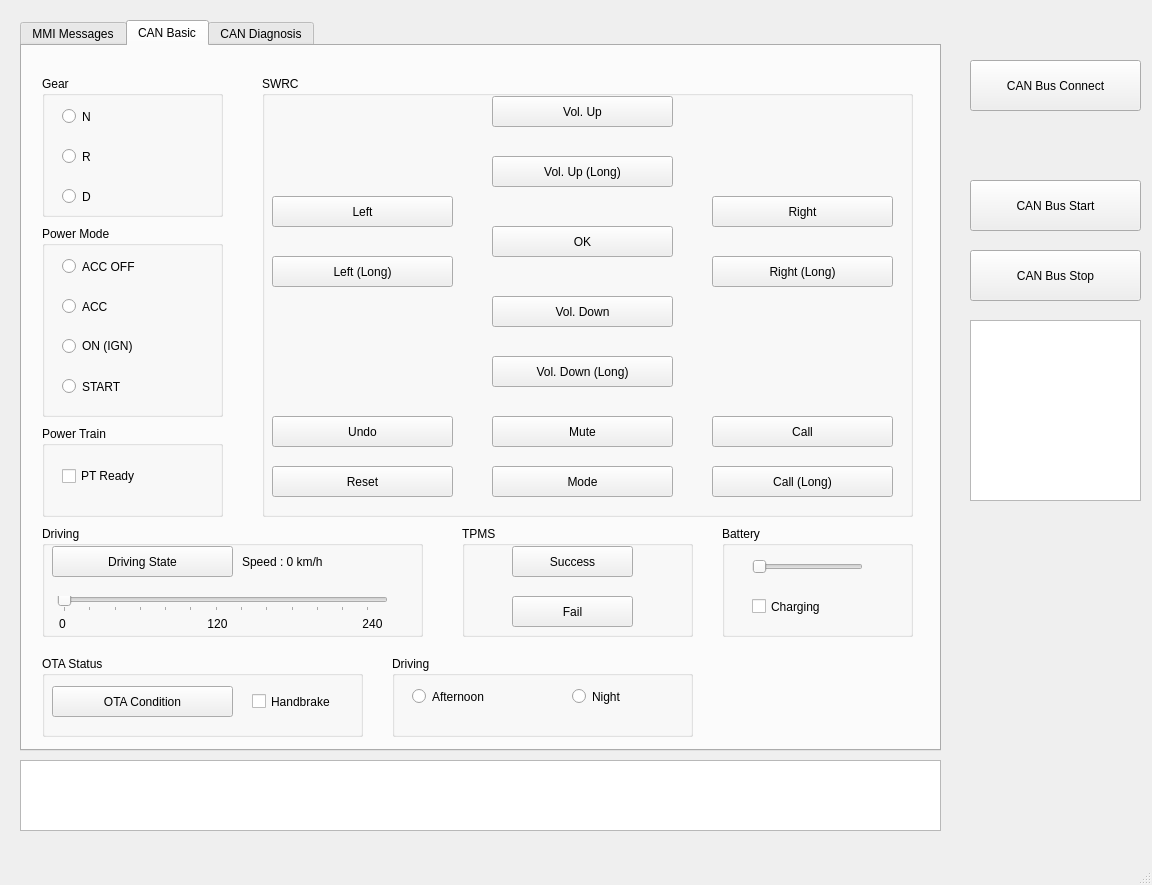
Before: the Qt Designer form untitled.ui in AndrewKim330/can_drimaes, drawn with Qt 5.
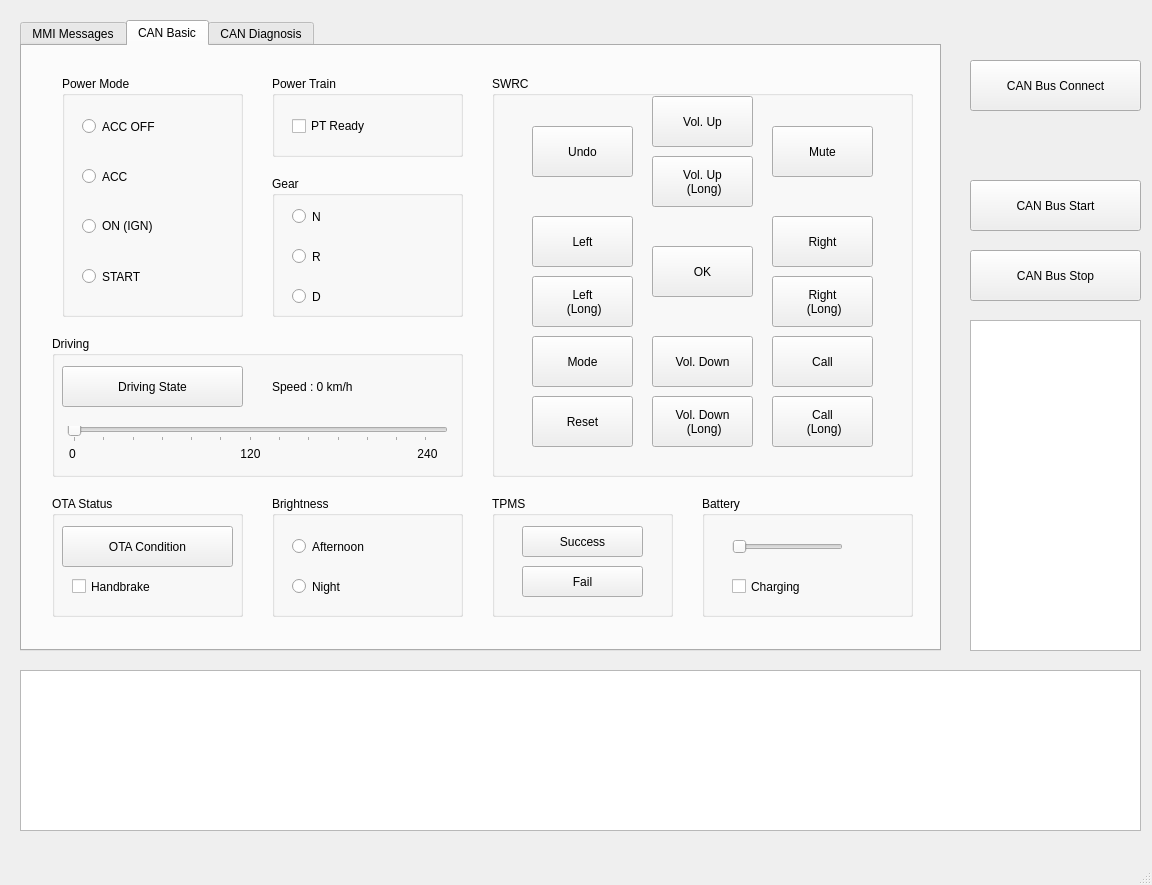
After: the same form once the commit is applied.

Commit message: Feat : Modify power node to BCM stateupdate node

Patch:
```diff
--- a/untitled.ui
+++ b/untitled.ui
@@ -20,7 +20,7 @@
       <x>20</x>
       <y>20</y>
       <width>921</width>
-      <height>731</height>
+      <height>631</height>
      </rect>
     </property>
     <property name="currentIndex">
@@ -326,9 +326,9 @@
      <widget class="QGroupBox" name="gear_group">
       <property name="geometry">
        <rect>
-        <x>20</x>
-        <y>30</y>
-        <width>181</width>
+        <x>250</x>
+        <y>130</y>
+        <width>191</width>
         <height>141</height>
        </rect>
       </property>
@@ -381,10 +381,10 @@
      <widget class="QGroupBox" name="power_group">
       <property name="geometry">
        <rect>
-        <x>20</x>
-        <y>180</y>
+        <x>40</x>
+        <y>30</y>
         <width>181</width>
-        <height>191</height>
+        <height>241</height>
        </rect>
       </property>
       <property name="title">
@@ -394,7 +394,7 @@
        <property name="geometry">
         <rect>
          <x>20</x>
-         <y>30</y>
+         <y>40</y>
          <width>161</width>
          <height>21</height>
         </rect>
@@ -407,7 +407,7 @@
        <property name="geometry">
         <rect>
          <x>20</x>
-         <y>70</y>
+         <y>90</y>
          <width>161</width>
          <height>21</height>
         </rect>
@@ -420,7 +420,7 @@
        <property name="geometry">
         <rect>
          <x>20</x>
-         <y>110</y>
+         <y>140</y>
          <width>161</width>
          <height>20</height>
         </rect>
@@ -433,7 +433,7 @@
        <property name="geometry">
         <rect>
          <x>20</x>
-         <y>150</y>
+         <y>190</y>
          <width>161</width>
          <height>21</height>
         </rect>
@@ -446,10 +446,10 @@
      <widget class="QGroupBox" name="swrc_group">
       <property name="geometry">
        <rect>
-        <x>240</x>
+        <x>470</x>
         <y>30</y>
-        <width>651</width>
-        <height>441</height>
+        <width>421</width>
+        <height>401</height>
        </rect>
       </property>
       <property name="title">
@@ -458,10 +458,10 @@
       <widget class="QPushButton" name="btn_vol_down">
        <property name="geometry">
         <rect>
-         <x>230</x>
-         <y>220</y>
-         <width>181</width>
-         <height>31</height>
+         <x>160</x>
+         <y>260</y>
+         <width>101</width>
+         <height>51</height>
         </rect>
        </property>
        <property name="text">
@@ -471,36 +471,38 @@
       <widget class="QPushButton" name="btn_vol_down_long">
        <property name="geometry">
         <rect>
-         <x>230</x>
-         <y>280</y>
-         <width>181</width>
-         <height>31</height>
+         <x>160</x>
+         <y>320</y>
+         <width>101</width>
+         <height>51</height>
         </rect>
        </property>
        <property name="text">
-        <string>Vol. Down (Long)</string>
+        <string>Vol. Down 
+ (Long)</string>
        </property>
       </widget>
       <widget class="QPushButton" name="btn_vol_up_long">
        <property name="geometry">
         <rect>
-         <x>230</x>
+         <x>160</x>
          <y>80</y>
-         <width>181</width>
-         <height>31</height>
+         <width>101</width>
+         <height>51</height>
         </rect>
        </property>
        <property name="text">
-        <string>Vol. Up (Long)</string>
+        <string>Vol. Up 
+ (Long)</string>
        </property>
       </widget>
       <widget class="QPushButton" name="btn_vol_up">
        <property name="geometry">
         <rect>
-         <x>230</x>
+         <x>160</x>
          <y>20</y>
-         <width>181</width>
-         <height>31</height>
+         <width>101</width>
+         <height>51</height>
         </rect>
        </property>
        <property name="text">
@@ -516,10 +518,10 @@
       <widget class="QPushButton" name="btn_ok">
        <property name="geometry">
         <rect>
-         <x>230</x>
-         <y>150</y>
-         <width>181</width>
-         <height>31</height>
+         <x>160</x>
+         <y>170</y>
+         <width>101</width>
+         <height>51</height>
         </rect>
        </property>
        <property name="text">
@@ -529,14 +531,15 @@
       <widget class="QPushButton" name="btn_left_long">
        <property name="geometry">
         <rect>
-         <x>10</x>
-         <y>180</y>
-         <width>181</width>
-         <height>31</height>
+         <x>40</x>
+         <y>200</y>
+         <width>101</width>
+         <height>51</height>
         </rect>
        </property>
        <property name="text">
-        <string>Left (Long)</string>
+        <string>Left 
+ (Long)</string>
        </property>
        <property name="checkable">
         <bool>true</bool>
@@ -545,10 +548,10 @@
       <widget class="QPushButton" name="btn_left">
        <property name="geometry">
         <rect>
-         <x>10</x>
-         <y>120</y>
-         <width>181</width>
-         <height>31</height>
+         <x>40</x>
+         <y>140</y>
+         <width>101</width>
+         <height>51</height>
         </rect>
        </property>
        <property name="text">
@@ -564,10 +567,10 @@
       <widget class="QPushButton" name="btn_right">
        <property name="geometry">
         <rect>
-         <x>450</x>
-         <y>120</y>
-         <width>181</width>
-         <height>31</height>
+         <x>280</x>
+         <y>140</y>
+         <width>101</width>
+         <height>51</height>
         </rect>
        </property>
        <property name="text">
@@ -577,23 +580,24 @@
       <widget class="QPushButton" name="btn_right_long">
        <property name="geometry">
         <rect>
-         <x>450</x>
-         <y>180</y>
-         <width>181</width>
-         <height>31</height>
+         <x>280</x>
+         <y>200</y>
+         <width>101</width>
+         <height>51</height>
         </rect>
        </property>
        <property name="text">
-        <string>Right (Long)</string>
+        <string>Right 
+ (Long)</string>
        </property>
       </widget>
       <widget class="QPushButton" name="btn_undo">
        <property name="geometry">
         <rect>
-         <x>10</x>
-         <y>340</y>
-         <width>181</width>
-         <height>31</height>
+         <x>40</x>
+         <y>50</y>
+         <width>101</width>
+         <height>51</height>
         </rect>
        </property>
        <property name="text">
@@ -603,10 +607,10 @@
       <widget class="QPushButton" name="btn_mute">
        <property name="geometry">
         <rect>
-         <x>230</x>
-         <y>340</y>
-         <width>181</width>
-         <height>31</height>
+         <x>280</x>
+         <y>50</y>
+         <width>101</width>
+         <height>51</height>
         </rect>
        </property>
        <property name="text">
@@ -616,10 +620,10 @@
       <widget class="QPushButton" name="btn_mode">
        <property name="geometry">
         <rect>
-         <x>230</x>
-         <y>390</y>
-         <width>181</width>
-         <height>31</height>
+         <x>40</x>
+         <y>260</y>
+         <width>101</width>
+         <height>51</height>
         </rect>
        </property>
        <property name="text">
@@ -629,23 +633,24 @@
       <widget class="QPushButton" name="btn_call_long">
        <property name="geometry">
         <rect>
-         <x>450</x>
-         <y>390</y>
-         <width>181</width>
-         <height>31</height>
+         <x>280</x>
+         <y>320</y>
+         <width>101</width>
+         <height>51</height>
         </rect>
        </property>
        <property name="text">
-        <string>Call (Long)</string>
+        <string>Call 
+ (Long)</string>
        </property>
       </widget>
       <widget class="QPushButton" name="btn_call">
        <property name="geometry">
         <rect>
-         <x>450</x>
-         <y>340</y>
-         <width>181</width>
-         <height>31</height>
+         <x>280</x>
+         <y>260</y>
+         <width>101</width>
+         <height>51</height>
         </rect>
        </property>
        <property name="text">
@@ -655,10 +660,10 @@
       <widget class="QPushButton" name="btn_reset">
        <property name="geometry">
         <rect>
-         <x>10</x>
-         <y>390</y>
-         <width>181</width>
-         <height>31</height>
+         <x>40</x>
+         <y>320</y>
+         <width>101</width>
+         <height>51</height>
         </rect>
        </property>
        <property name="text">
@@ -669,10 +674,10 @@
      <widget class="QGroupBox" name="driving_group">
       <property name="geometry">
        <rect>
-        <x>20</x>
-        <y>480</y>
-        <width>381</width>
-        <height>111</height>
+        <x>30</x>
+        <y>290</y>
+        <width>411</width>
+        <height>141</height>
        </rect>
       </property>
       <property name="title">
@@ -682,9 +687,9 @@
        <property name="geometry">
         <rect>
          <x>10</x>
-         <y>20</y>
+         <y>30</y>
          <width>181</width>
-         <height>31</height>
+         <height>41</height>
         </rect>
        </property>
        <property name="text">
@@ -695,8 +700,8 @@
        <property name="geometry">
         <rect>
          <x>15</x>
-         <y>70</y>
-         <width>331</width>
+         <y>90</y>
+         <width>381</width>
          <height>16</height>
         </rect>
        </property>
@@ -720,7 +725,7 @@
        <property name="geometry">
         <rect>
          <x>10</x>
-         <y>90</y>
+         <y>110</y>
          <width>21</width>
          <height>16</height>
         </rect>
@@ -735,8 +740,8 @@
       <widget class="QLabel" name="tick_240">
        <property name="geometry">
         <rect>
-         <x>315</x>
-         <y>90</y>
+         <x>360</x>
+         <y>110</y>
          <width>31</width>
          <height>16</height>
         </rect>
@@ -751,8 +756,8 @@
       <widget class="QLabel" name="tick_120">
        <property name="geometry">
         <rect>
-         <x>160</x>
-         <y>90</y>
+         <x>183</x>
+         <y>110</y>
          <width>31</width>
          <height>16</height>
         </rect>
@@ -767,8 +772,8 @@
       <widget class="QLabel" name="label_speed">
        <property name="geometry">
         <rect>
-         <x>200</x>
-         <y>25</y>
+         <x>220</x>
+         <y>40</y>
          <width>171</width>
          <height>21</height>
         </rect>
@@ -781,10 +786,10 @@
      <widget class="QGroupBox" name="tpms_group">
       <property name="geometry">
        <rect>
-        <x>440</x>
-        <y>480</y>
-        <width>231</width>
-        <height>111</height>
+        <x>470</x>
+        <y>450</y>
+        <width>181</width>
+        <height>121</height>
        </rect>
       </property>
       <property name="title">
@@ -793,8 +798,8 @@
       <widget class="QPushButton" name="btn_tpms_success">
        <property name="geometry">
         <rect>
-         <x>50</x>
-         <y>20</y>
+         <x>30</x>
+         <y>30</y>
          <width>121</width>
          <height>31</height>
         </rect>
@@ -806,7 +811,7 @@
       <widget class="QPushButton" name="btn_tpms_fail">
        <property name="geometry">
         <rect>
-         <x>50</x>
+         <x>30</x>
          <y>70</y>
          <width>121</width>
          <height>31</height>
@@ -820,10 +825,10 @@
      <widget class="QGroupBox" name="driving_group_3">
       <property name="geometry">
        <rect>
-        <x>700</x>
-        <y>480</y>
-        <width>191</width>
-        <height>111</height>
+        <x>680</x>
+        <y>450</y>
+        <width>211</width>
+        <height>121</height>
        </rect>
       </property>
       <property name="title">
@@ -833,7 +838,7 @@
        <property name="geometry">
         <rect>
          <x>30</x>
-         <y>30</y>
+         <y>40</y>
          <width>111</width>
          <height>22</height>
         </rect>
@@ -846,7 +851,7 @@
        <property name="geometry">
         <rect>
          <x>30</x>
-         <y>70</y>
+         <y>80</y>
          <width>121</width>
          <height>21</height>
         </rect>
@@ -859,10 +864,10 @@
      <widget class="QGroupBox" name="driving_group_2">
       <property name="geometry">
        <rect>
-        <x>20</x>
-        <y>610</y>
-        <width>321</width>
-        <height>81</height>
+        <x>30</x>
+        <y>450</y>
+        <width>191</width>
+        <height>121</height>
        </rect>
       </property>
       <property name="title">
@@ -871,9 +876,9 @@
       <widget class="QCheckBox" name="chkbox_h_brake">
        <property name="geometry">
         <rect>
-         <x>210</x>
-         <y>35</y>
-         <width>111</width>
+         <x>20</x>
+         <y>80</y>
+         <width>141</width>
          <height>21</height>
         </rect>
        </property>
@@ -886,8 +891,8 @@
         <rect>
          <x>10</x>
          <y>30</y>
-         <width>181</width>
-         <height>31</height>
+         <width>171</width>
+         <height>41</height>
         </rect>
        </property>
        <property name="text">
@@ -898,20 +903,20 @@
      <widget class="QGroupBox" name="driving_group_4">
       <property name="geometry">
        <rect>
-        <x>370</x>
-        <y>610</y>
-        <width>301</width>
-        <height>81</height>
+        <x>250</x>
+        <y>450</y>
+        <width>191</width>
+        <height>121</height>
        </rect>
       </property>
       <property name="title">
-       <string>Driving</string>
+       <string>Brightness</string>
       </property>
       <widget class="QRadioButton" name="radioButton_19">
        <property name="geometry">
         <rect>
          <x>20</x>
-         <y>30</y>
+         <y>40</y>
          <width>121</width>
          <height>21</height>
         </rect>
@@ -923,8 +928,8 @@
       <widget class="QRadioButton" name="radioButton_20">
        <property name="geometry">
         <rect>
-         <x>180</x>
-         <y>30</y>
+         <x>20</x>
+         <y>80</y>
          <width>81</width>
          <height>21</height>
         </rect>
@@ -937,10 +942,10 @@
      <widget class="QGroupBox" name="power_train_group">
       <property name="geometry">
        <rect>
-        <x>20</x>
-        <y>380</y>
-        <width>181</width>
-        <height>91</height>
+        <x>250</x>
+        <y>30</y>
+        <width>191</width>
+        <height>81</height>
        </rect>
       </property>
       <property name="title">
@@ -1801,9 +1806,9 @@
     <property name="geometry">
      <rect>
       <x>20</x>
-      <y>760</y>
-      <width>921</width>
-      <height>71</height>
+      <y>670</y>
+      <width>1121</width>
+      <height>161</height>
      </rect>
     </property>
    </widget>
@@ -1839,7 +1844,7 @@
       <x>970</x>
       <y>320</y>
       <width>171</width>
-      <height>181</height>
+      <height>331</height>
      </rect>
     </property>
    </widget>
```
Left out of the diff: 4 changed lines with no effect on the pictures. The commit also changes 2 other files.
